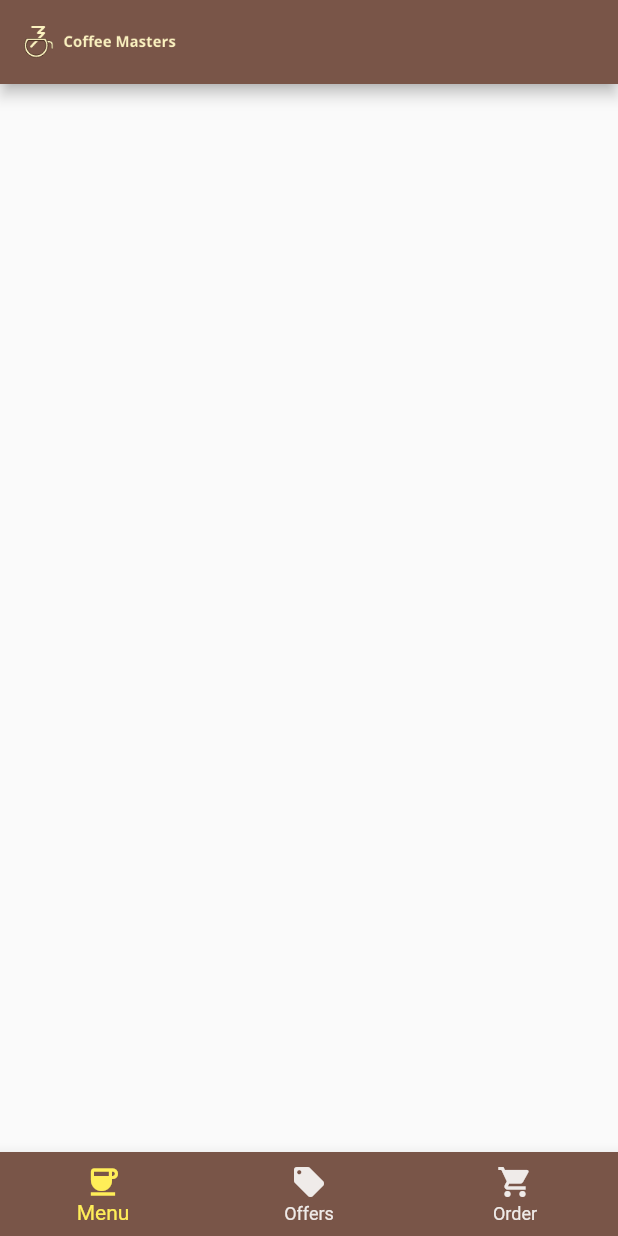
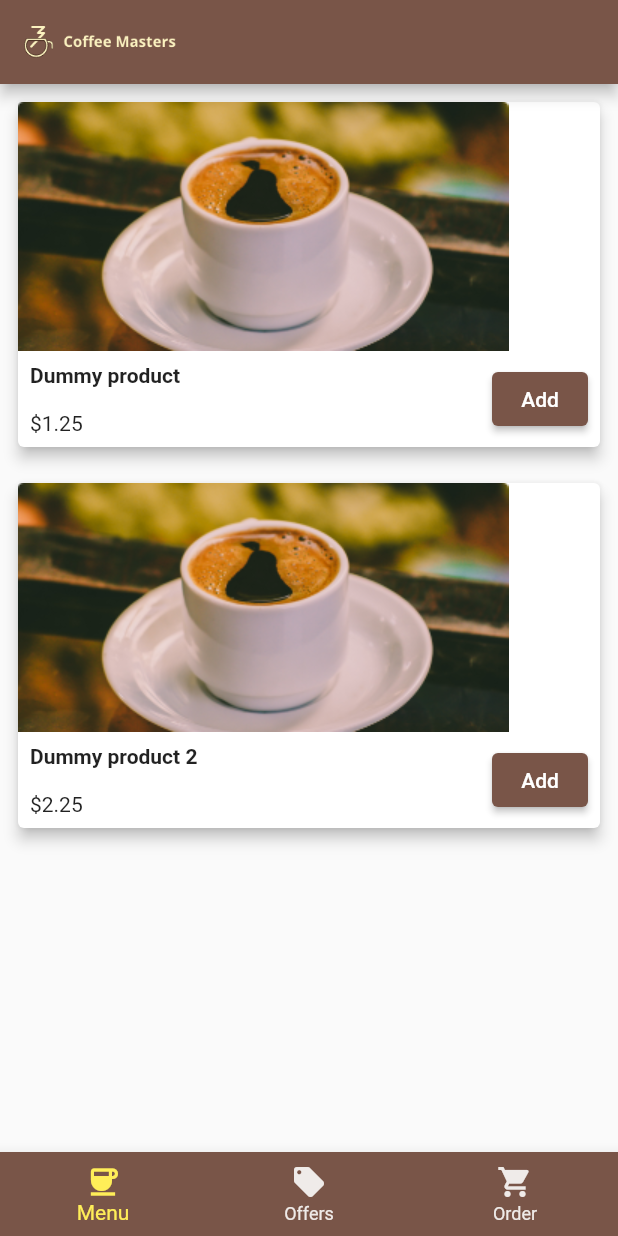
Before and after one commit to RobertoVillegas/coffee_masters, a Flutter app: the screen it shows after launch, on a phone screen of 412 x 824 dp. Run offline on Flutter 3.47's test engine with Material 2 defaults, Android fonts, the phone set to English and light mode, and no system bars.

Commit message:
Designing the Menu Section

```diff
--- a/lib/pages/menupage.dart
+++ b/lib/pages/menupage.dart
@@ -1,3 +1,4 @@
+import 'package:coffee_masters/datamodel.dart';
 import 'package:flutter/material.dart';
 
 class MenuPage extends StatelessWidget {
@@ -5,6 +6,81 @@ class MenuPage extends StatelessWidget {
 
   @override
   Widget build(BuildContext context) {
-    return Container();
+    var product = Product(id: 1, name: "Dummy product", price: 1.25, image: "");
+    var product2 =
+        Product(id: 2, name: "Dummy product 2", price: 2.25, image: "");
+
+    return ListView(
+      children: [
+        ProductItem(
+          product: product,
+          onAdd: () {},
+        ),
+        ProductItem(
+          product: product2,
+          onAdd: () {},
+        ),
+      ],
+    );
   }
 }
+
+class ProductItem extends StatelessWidget {
+  final Product product;
+  final Function onAdd;
+
+  const ProductItem({
+    Key? key,
+    required this.product,
+    required this.onAdd,
+  }) : super(key: key);
+
+  @override
+  Widget build(BuildContext context) {
+    return Container(
+      padding: const EdgeInsets.all(8),
+      child: Card(
+        elevation: 4,
+        child: Column(
+          crossAxisAlignment: CrossAxisAlignment.start,
+          children: [
+            Image.asset(
+              "images/black_coffee.png",
+            ),
+            Row(
+              mainAxisAlignment: MainAxisAlignment.spaceBetween,
+              children: [
+                Column(
+                  crossAxisAlignment: CrossAxisAlignment.start,
+                  children: [
+                    Padding(
+                      padding: const EdgeInsets.all(8.0),
+                      child: Text(
+                        product.name,
+                        style: const TextStyle(fontWeight: FontWeight.bold),
+                      ),
+                    ),
+                    Padding(
+                      padding: const EdgeInsets.all(8.0),
+                      child: Text("\$${product.price}"),
+                      // Text(product.price.toString()),
+                    ),
+                  ],
+                ),
+                Padding(
+                  padding: const EdgeInsets.only(right: 8.0),
+                  child: ElevatedButton(
+                    onPressed: () {
+                      onAdd(product);
+                    },
+                    child: const Text("Add"),
+                  ),
+                )
+              ],
+            )
+          ],
+        ),
+      ),
+    );
+  }
+}
```
